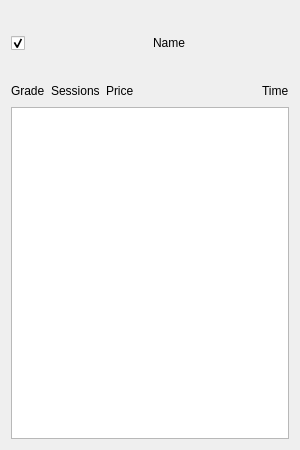
First picture: the form in gui/MonkeyWItem.ui, repository COALA-sftwr/monkey-model-kits, before the edit.
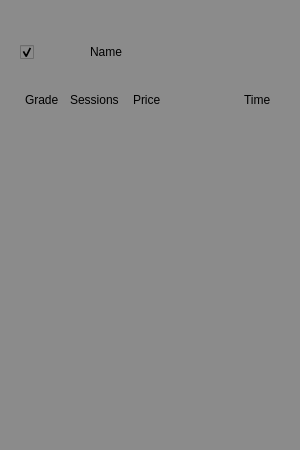
Second picture: the form after the edit. Icons and pictures are not drawn.

Diff of the .ui file:
```diff
--- a/gui/MonkeyWItem.ui
+++ b/gui/MonkeyWItem.ui
@@ -13,15 +13,22 @@
   <property name="windowTitle">
    <string>MonkeyWidgetItem</string>
   </property>
+  <property name="styleSheet">
+   <string notr="true">background-color: rgb(139, 139, 139);
+border-radius: 10px;</string>
+  </property>
   <layout class="QVBoxLayout" name="verticalLayout_2">
    <item>
-    <layout class="QHBoxLayout" name="horizontalLayout">
-     <item alignment="Qt::AlignLeft|Qt::AlignVCenter">
-      <widget class="QCheckBox" name="checkBox">
+    <widget class="QFrame" name="frame">
+     <layout class="QVBoxLayout" name="verticalLayout_3">
+      <item>
+       <layout class="QHBoxLayout" name="topDetails">
+        <item>
+         <widget class="QCheckBox" name="favButton">
        <property name="sizePolicy">
         <sizepolicy hsizetype="Fixed" vsizetype="Fixed">
-         <horstretch>0</horstretch>
-         <verstretch>0</verstretch>
+            <horstretch>64</horstretch>
+            <verstretch>64</verstretch>
         </sizepolicy>
        </property>
        <property name="minimumSize">
@@ -30,12 +37,40 @@
          <height>64</height>
         </size>
        </property>
+          <property name="maximumSize">
+           <size>
+            <width>16777215</width>
+            <height>16777215</height>
+           </size>
+          </property>
        <property name="baseSize">
         <size>
          <width>64</width>
          <height>64</height>
         </size>
        </property>
+          <property name="font">
+           <font>
+            <kerning>true</kerning>
+           </font>
+          </property>
+          <property name="styleSheet">
+           <string notr="true">QCheckBox {
+  /* Base styles for the checkbox (optional) */
+}
+
+QCheckBox::indicator {
+  image: url(../res/gui/fav_unclicked.png);
+  width: 32px;
+  height: 32px;
+}
+
+QCheckBox::indicator:checked {
+  image: url(../res/gui/fav_clicked.png);
+  width: 32px;
+  height: 32px;
+}</string>
+          </property>
        <property name="text">
         <string/>
        </property>
@@ -45,6 +80,9 @@
          <height>64</height>
         </size>
        </property>
+          <property name="checkable">
+           <bool>true</bool>
+          </property>
        <property name="checked">
         <bool>true</bool>
        </property>
@@ -54,7 +92,7 @@
       </widget>
      </item>
      <item>
-      <widget class="QLabel" name="label">
+         <widget class="QLabel" name="nameLabel">
        <property name="text">
         <string>Name</string>
        </property>
@@ -63,23 +101,23 @@
     </layout>
    </item>
    <item>
-    <layout class="QHBoxLayout" name="horizontalLayout_2">
-     <item>
-      <widget class="QLabel" name="label_3">
+       <layout class="QHBoxLayout" name="midDetails">
+        <item alignment="Qt::AlignHCenter">
+         <widget class="QLabel" name="gradeLabel">
        <property name="text">
         <string>Grade</string>
        </property>
       </widget>
      </item>
-     <item>
-      <widget class="QLabel" name="label_2">
+        <item alignment="Qt::AlignHCenter">
+         <widget class="QLabel" name="sessionsLabel">
        <property name="text">
         <string>Sessions</string>
        </property>
       </widget>
      </item>
-     <item>
-      <widget class="QLabel" name="label_5">
+        <item alignment="Qt::AlignHCenter">
+         <widget class="QLabel" name="priceLabel">
        <property name="text">
         <string>Price</string>
        </property>
@@ -90,16 +128,19 @@
        <property name="orientation">
         <enum>Qt::Horizontal</enum>
        </property>
+          <property name="sizeType">
+           <enum>QSizePolicy::Fixed</enum>
+          </property>
        <property name="sizeHint" stdset="0">
         <size>
-         <width>40</width>
+            <width>60</width>
          <height>20</height>
         </size>
        </property>
       </spacer>
      </item>
-     <item>
-      <widget class="QLabel" name="label_4">
+        <item alignment="Qt::AlignHCenter">
+         <widget class="QLabel" name="timeLabel">
        <property name="text">
         <string>Time</string>
        </property>
@@ -108,7 +149,10 @@
     </layout>
    </item>
    <item>
-    <widget class="QListWidget" name="listWidget"/>
+       <widget class="QListWidget" name="sessionList"/>
+      </item>
+     </layout>
+    </widget>
    </item>
   </layout>
  </widget>
```
Left out of the diff: 3 changed lines with no effect on the pictures. Lines whose indentation alone changed are shown as unchanged.
